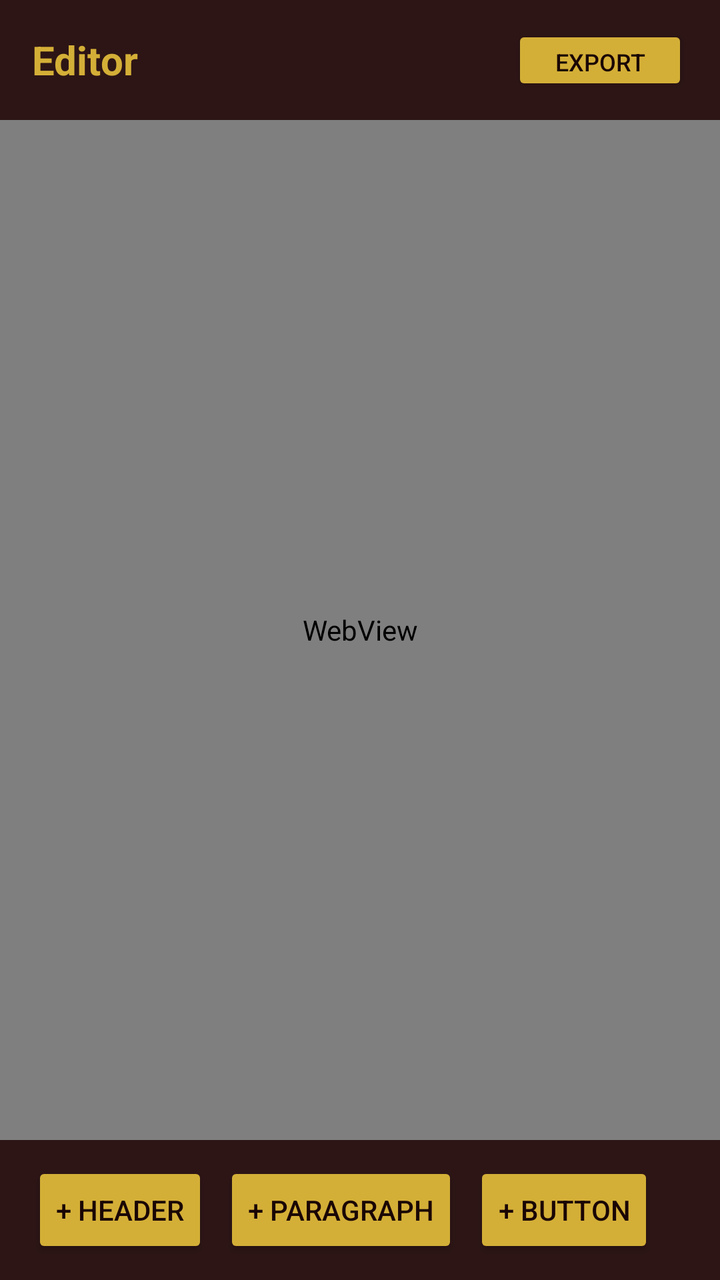
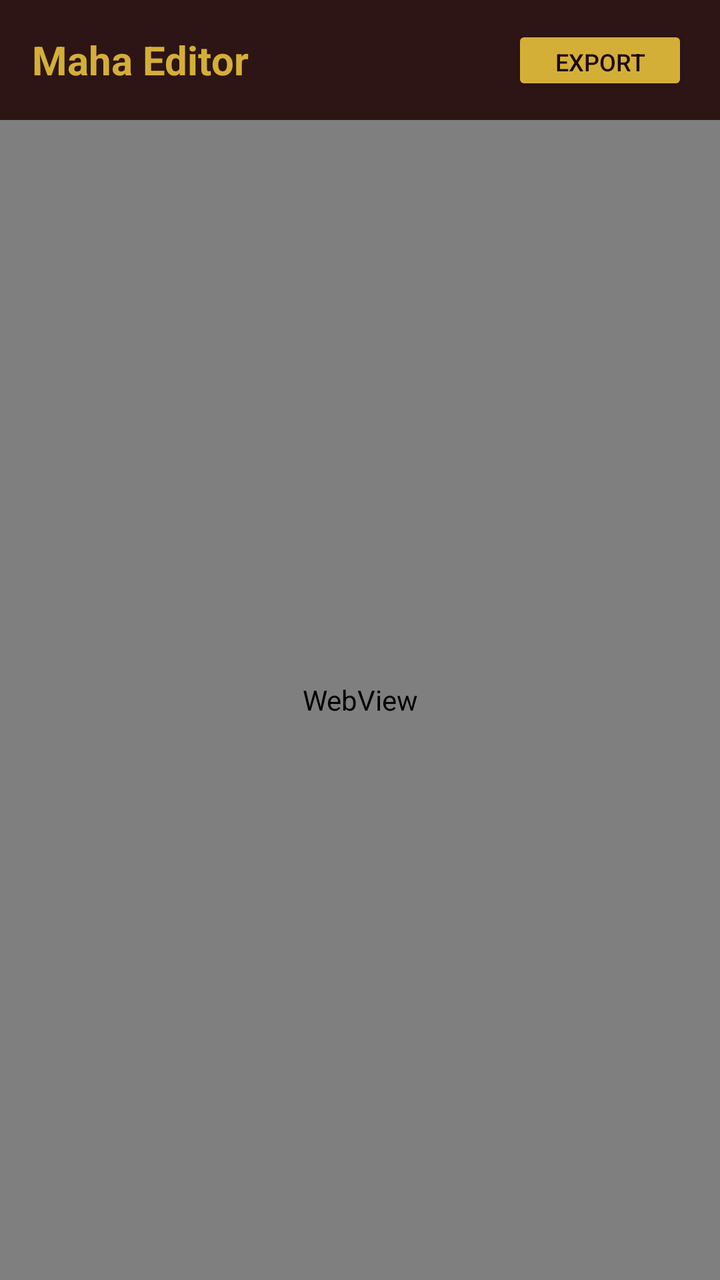

Before-and-after screenshots of an Android layout around one commit, followed by the original layout XML and the change that was made.
<!-- AndroidManifest.xml: application theme Theme.MahaBuilder -->
<!-- res/layout/activity_editor.xml -->
<?xml version="1.0" encoding="utf-8"?>
<LinearLayout xmlns:android="http://schemas.android.com/apk/res/android"
    android:layout_width="match_parent" android:layout_height="match_parent" android:orientation="vertical" android:background="#1A0505">
    <LinearLayout android:layout_width="match_parent" android:layout_height="60dp" android:background="#2D1515" android:gravity="center_vertical" android:padding="16dp">
        <TextView android:id="@+id/tvProjectName" android:layout_width="0dp" android:layout_height="wrap_content" android:layout_weight="1" android:text="Editor" android:textColor="#D4AF37" android:textSize="20sp" android:textStyle="bold" />
        <Button android:id="@+id/btnExport" android:layout_width="wrap_content" android:layout_height="35dp" android:backgroundTint="#D4AF37" android:textColor="#1A0505" android:text="EXPORT" android:textSize="12sp" />
    </LinearLayout>
    
    <WebView android:id="@+id/webView" android:layout_width="match_parent" android:layout_height="0dp" android:layout_weight="1" />
    
    <HorizontalScrollView android:layout_width="match_parent" android:layout_height="70dp" android:background="#2D1515" android:scrollbars="none">
        <LinearLayout android:layout_width="wrap_content" android:layout_height="match_parent" android:gravity="center_vertical" android:paddingHorizontal="16dp">
            <Button android:id="@+id/btnAddHeader" android:layout_width="wrap_content" android:layout_height="wrap_content" android:text="+ Header" android:backgroundTint="#D4AF37" android:textColor="#1A0505" android:layout_marginEnd="8dp"/>
            <Button android:id="@+id/btnAddText" android:layout_width="wrap_content" android:layout_height="wrap_content" android:text="+ Paragraph" android:backgroundTint="#D4AF37" android:textColor="#1A0505" android:layout_marginEnd="8dp"/>
            <Button android:id="@+id/btnAddButton" android:layout_width="wrap_content" android:layout_height="wrap_content" android:text="+ Button" android:backgroundTint="#D4AF37" android:textColor="#1A0505"/>
        </LinearLayout>
    </HorizontalScrollView>
</LinearLayout>
<!-- resources referenced by this layout -->
<resources>
  <style name="Theme.MahaBuilder" parent="Theme.AppCompat.DayNight.NoActionBar">
          <item name="colorPrimary">@color/maha_gold</item>
          <item name="colorPrimaryDark">@color/maha_red</item>
          <item name="android:windowBackground">@color/maha_red</item>
      </style>
  <color name="maha_gold">#D4AF37</color>
  <color name="maha_red">#1A0505</color>
</resources>

<!-- the commit's change to res/layout/activity_editor.xml (unified diff, before → after) -->
@@ -1,18 +1,13 @@
 <?xml version="1.0" encoding="utf-8"?>
 <LinearLayout xmlns:android="http://schemas.android.com/apk/res/android"
     android:layout_width="match_parent" android:layout_height="match_parent" android:orientation="vertical" android:background="#1A0505">
+    
+    
     <LinearLayout android:layout_width="match_parent" android:layout_height="60dp" android:background="#2D1515" android:gravity="center_vertical" android:padding="16dp">
-        <TextView android:id="@+id/tvProjectName" android:layout_width="0dp" android:layout_height="wrap_content" android:layout_weight="1" android:text="Editor" android:textColor="#D4AF37" android:textSize="20sp" android:textStyle="bold" />
+        <TextView android:id="@+id/tvProjectName" android:layout_width="0dp" android:layout_height="wrap_content" android:layout_weight="1" android:text="Maha Editor" android:textColor="#D4AF37" android:textSize="20sp" android:textStyle="bold" />
         <Button android:id="@+id/btnExport" android:layout_width="wrap_content" android:layout_height="35dp" android:backgroundTint="#D4AF37" android:textColor="#1A0505" android:text="EXPORT" android:textSize="12sp" />
     </LinearLayout>
     
-    <WebView android:id="@+id/webView" android:layout_width="match_parent" android:layout_height="0dp" android:layout_weight="1" />
     
-    <HorizontalScrollView android:layout_width="match_parent" android:layout_height="70dp" android:background="#2D1515" android:scrollbars="none">
-        <LinearLayout android:layout_width="wrap_content" android:layout_height="match_parent" android:gravity="center_vertical" android:paddingHorizontal="16dp">
-            <Button android:id="@+id/btnAddHeader" android:layout_width="wrap_content" android:layout_height="wrap_content" android:text="+ Header" android:backgroundTint="#D4AF37" android:textColor="#1A0505" android:layout_marginEnd="8dp"/>
-            <Button android:id="@+id/btnAddText" android:layout_width="wrap_content" android:layout_height="wrap_content" android:text="+ Paragraph" android:backgroundTint="#D4AF37" android:textColor="#1A0505" android:layout_marginEnd="8dp"/>
-            <Button android:id="@+id/btnAddButton" android:layout_width="wrap_content" android:layout_height="wrap_content" android:text="+ Button" android:backgroundTint="#D4AF37" android:textColor="#1A0505"/>
-        </LinearLayout>
-    </HorizontalScrollView>
+    <WebView android:id="@+id/webView" android:layout_width="match_parent" android:layout_height="match_parent" />
 </LinearLayout>
